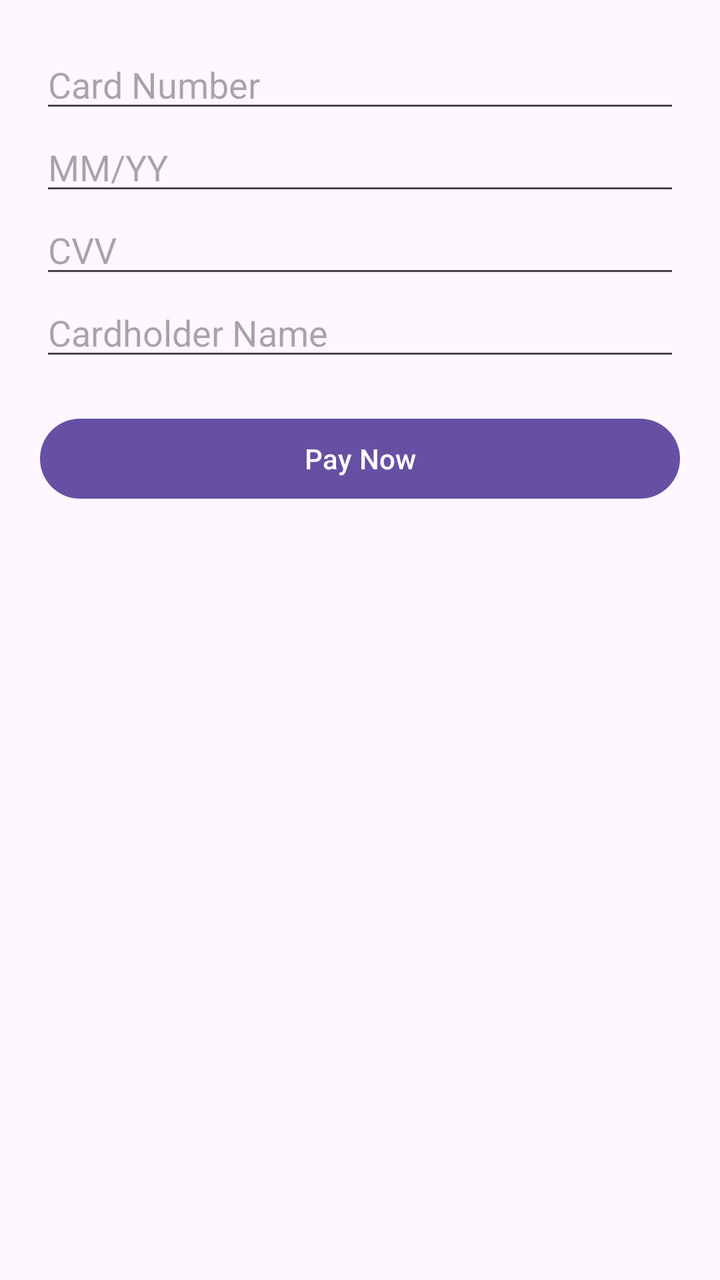
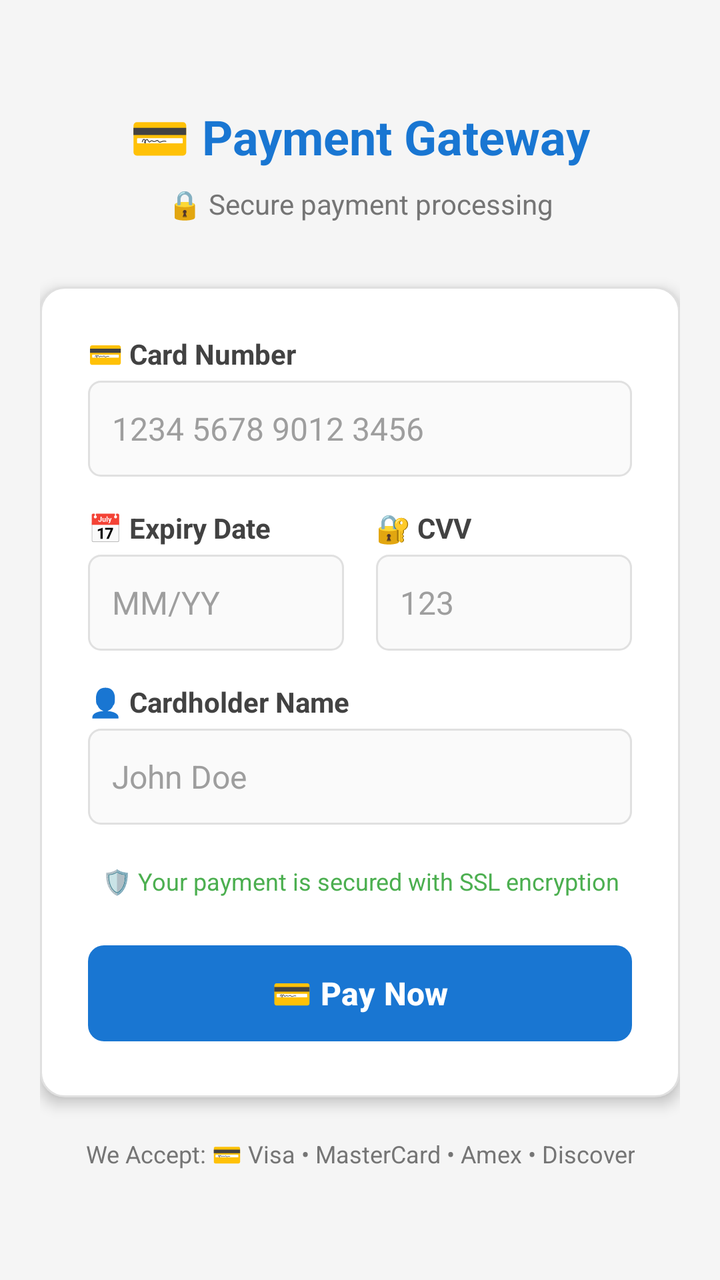

Before-and-after screenshots of an Android layout around one commit, followed by the original layout XML and the change that was made.
<!-- AndroidManifest.xml: application theme Theme.Pizzar11 -->
<!-- res/layout/activity_payment.xml -->
<?xml version="1.0" encoding="utf-8"?>
<androidx.constraintlayout.widget.ConstraintLayout xmlns:android="http://schemas.android.com/apk/res/android"
    android:layout_width="match_parent"
    android:layout_height="match_parent">

    <LinearLayout xmlns:android="http://schemas.android.com/apk/res/android"
        android:layout_width="match_parent"
        android:layout_height="match_parent"
        android:padding="20dp"
        android:orientation="vertical">

        <EditText
            android:id="@+id/et_card_number"
            android:hint="Card Number"
            android:inputType="number"
            android:maxLength="16"
            android:layout_width="match_parent"
            android:layout_height="wrap_content"/>

        <EditText
            android:id="@+id/et_expiry"
            android:hint="MM/YY"
            android:inputType="text"
            android:layout_width="match_parent"
            android:layout_height="wrap_content"/>

        <EditText
            android:id="@+id/et_cvv"
            android:hint="CVV"
            android:inputType="numberPassword"
            android:maxLength="3"
            android:layout_width="match_parent"
            android:layout_height="wrap_content"/>

        <EditText
            android:id="@+id/et_name"
            android:hint="Cardholder Name"
            android:inputType="textPersonName"
            android:layout_width="match_parent"
            android:layout_height="wrap_content"/>

        <Button
            android:id="@+id/btn_pay"
            android:text="Pay Now"
            android:layout_width="match_parent"
            android:layout_height="wrap_content"
            android:layout_marginTop="20dp"/>
    </LinearLayout>


</androidx.constraintlayout.widget.ConstraintLayout>
<!-- resources referenced by this layout -->
<resources>
  <style name="Theme.Pizzar11" parent="Base.Theme.Pizzar11" />
  <style name="Base.Theme.Pizzar11" parent="Theme.Material3.DayNight.NoActionBar">
          
          
      </style>
</resources>

<!-- the commit's change to res/layout/activity_payment.xml (unified diff, before → after) -->
@@ -1,51 +1,222 @@
 <?xml version="1.0" encoding="utf-8"?>
 <androidx.constraintlayout.widget.ConstraintLayout xmlns:android="http://schemas.android.com/apk/res/android"
+    xmlns:app="http://schemas.android.com/apk/res-auto"
+    xmlns:tools="http://schemas.android.com/tools"
     android:layout_width="match_parent"
-    android:layout_height="match_parent">
-
-    <LinearLayout xmlns:android="http://schemas.android.com/apk/res/android"
-        android:layout_width="match_parent"
-        android:layout_height="match_parent"
-        android:padding="20dp"
-        android:orientation="vertical">
+    android:layout_height="match_parent"
+    android:background="#F5F5F5"
+    android:padding="20dp"
+    tools:context=".PaymentActivity">
+
+    
+    <TextView
+        android:id="@+id/tv_title"
+        android:layout_width="wrap_content"
+        android:layout_height="wrap_content"
+        android:layout_marginTop="32dp"
+        android:text="💳 Payment Gateway"
+        android:textColor="#1976D2"
+        android:textSize="24sp"
+        android:textStyle="bold"
+        app:layout_constraintEnd_toEndOf="parent"
+        app:layout_constraintStart_toStartOf="parent"
+        app:layout_constraintTop_toTopOf="parent" />
+
+    <TextView
+        android:id="@+id/tv_subtitle"
+        android:layout_width="wrap_content"
+        android:layout_height="wrap_content"
+        android:layout_marginTop="8dp"
+        android:text="🔒 Secure payment processing"
+        android:textColor="#757575"
+        android:textSize="14sp"
+        app:layout_constraintEnd_toEndOf="parent"
+        app:layout_constraintStart_toStartOf="parent"
+        app:layout_constraintTop_toBottomOf="@id/tv_title" />
+
+    
+    <LinearLayout
+        android:id="@+id/ll_form_container"
+        android:layout_width="0dp"
+        android:layout_height="wrap_content"
+        android:layout_marginTop="32dp"
+        android:background="@drawable/card_background"
+        android:elevation="4dp"
+        android:orientation="vertical"
+        android:padding="24dp"
+        app:layout_constraintEnd_toEndOf="parent"
+        app:layout_constraintStart_toStartOf="parent"
+        app:layout_constraintTop_toBottomOf="@id/tv_subtitle">
+
+        
+        <TextView
+            android:layout_width="wrap_content"
+            android:layout_height="wrap_content"
+            android:layout_marginBottom="4dp"
+            android:text="💳 Card Number"
+            android:textColor="#424242"
+            android:textSize="14sp"
+            android:textStyle="bold" />
 
         <EditText
             android:id="@+id/et_card_number"
-            android:hint="Card Number"
+            android:layout_width="match_parent"
+            android:layout_height="48dp"
+            android:layout_marginBottom="16dp"
+            android:background="@drawable/edit_text_background"
+            android:hint="1234 5678 9012 3456"
             android:inputType="number"
-            android:maxLength="16"
-            android:layout_width="match_parent"
-            android:layout_height="wrap_content"/>
-
-        <EditText
-            android:id="@+id/et_expiry"
-            android:hint="MM/YY"
-            android:inputType="text"
-            android:layout_width="match_parent"
-            android:layout_height="wrap_content"/>
-
-        <EditText
-            android:id="@+id/et_cvv"
-            android:hint="CVV"
-            android:inputType="numberPassword"
-            android:maxLength="3"
-            android:layout_width="match_parent"
-            android:layout_height="wrap_content"/>
+            android:maxLength="19"
+            android:paddingStart="12dp"
+            android:paddingEnd="12dp"
+            android:textColorHint="#9E9E9E"
+            android:textSize="16sp" />
+
+        
+        <LinearLayout
+            android:layout_width="match_parent"
+            android:layout_height="wrap_content"
+            android:layout_marginBottom="16dp"
+            android:orientation="horizontal">
+
+            
+            <LinearLayout
+                android:layout_width="0dp"
+                android:layout_height="wrap_content"
+                android:layout_marginEnd="8dp"
+                android:layout_weight="1"
+                android:orientation="vertical">
+
+                <TextView
+                    android:layout_width="wrap_content"
+                    android:layout_height="wrap_content"
+                    android:layout_marginBottom="4dp"
+                    android:text="📅 Expiry Date"
+                    android:textColor="#424242"
+                    android:textSize="14sp"
+                    android:textStyle="bold" />
+
+                <EditText
+                    android:id="@+id/et_expiry"
+                    android:layout_width="match_parent"
+                    android:layout_height="48dp"
+                    android:background="@drawable/edit_text_background"
+                    android:hint="MM/YY"
+                    android:inputType="number"
+                    android:maxLength="5"
+                    android:paddingStart="12dp"
+                    android:paddingEnd="12dp"
+                    android:textColorHint="#9E9E9E"
+                    android:textSize="16sp" />
+
+            </LinearLayout>
+
+            
+            <LinearLayout
+                android:layout_width="0dp"
+                android:layout_height="wrap_content"
+                android:layout_marginStart="8dp"
+                android:layout_weight="1"
+                android:orientation="vertical">
+
+                <TextView
+                    android:layout_width="wrap_content"
+                    android:layout_height="wrap_content"
+                    android:layout_marginBottom="4dp"
+                    android:text="🔐 CVV"
+                    android:textColor="#424242"
+                    android:textSize="14sp"
+                    android:textStyle="bold" />
+
+                <EditText
+                    android:id="@+id/et_cvv"
+                    android:layout_width="match_parent"
+                    android:layout_height="48dp"
+                    android:background="@drawable/edit_text_background"
+                    android:hint="123"
+                    android:inputType="numberPassword"
+                    android:maxLength="4"
+                    android:paddingStart="12dp"
+                    android:paddingEnd="12dp"
+                    android:textColorHint="#9E9E9E"
+                    android:textSize="16sp" />
+
+            </LinearLayout>
+
+        </LinearLayout>
+
+        
+        <TextView
+            android:layout_width="wrap_content"
+            android:layout_height="wrap_content"
+            android:layout_marginBottom="4dp"
+            android:text="👤 Cardholder Name"
+            android:textColor="#424242"
+            android:textSize="14sp"
+            android:textStyle="bold" />
 
         <EditText
             android:id="@+id/et_name"
-            android:hint="Cardholder Name"
-            android:inputType="textPersonName"
-            android:layout_width="match_parent"
-            android:layout_height="wrap_content"/>
-
-        <Button
+            android:layout_width="match_parent"
+            android:layout_height="48dp"
+            android:layout_marginBottom="20dp"
+            android:background="@drawable/edit_text_background"
+            android:hint="John Doe"
+            android:inputType="textPersonName|textCapWords"
+            android:paddingStart="12dp"
+            android:paddingEnd="12dp"
+            android:textColorHint="#9E9E9E"
+            android:textSize="16sp" />
+
+
+
+        
+        <TextView
+            android:layout_width="match_parent"
+            android:layout_height="wrap_content"
+            android:layout_marginBottom="20dp"
+            android:gravity="center"
+            android:text="🛡️ Your payment is secured with SSL encryption"
+            android:textColor="#4CAF50"
+            android:textSize="12sp" />
+
+        
+        <com.google.android.material.button.MaterialButton
             android:id="@+id/btn_pay"
-            android:text="Pay Now"
-            android:layout_width="match_parent"
-            android:layout_height="wrap_content"
-            android:layout_marginTop="20dp"/>
+            android:layout_width="match_parent"
+            android:layout_height="56dp"
+            android:text="💳 Pay Now"
+            android:textColor="#FFFFFF"
+            android:textSize="16sp"
+            android:textStyle="bold"
+            app:backgroundTint="#1976D2"
+            app:cornerRadius="8dp" />
+
     </LinearLayout>
 
+    
+    <TextView
+        android:id="@+id/tv_accepted_cards"
+        android:layout_width="wrap_content"
+        android:layout_height="wrap_content"
+        android:layout_marginTop="20dp"
+        android:gravity="center"
+        android:text="We Accept: 💳 Visa • MasterCard • Amex • Discover"
+        android:textColor="#757575"
+        android:textSize="12sp"
+        app:layout_constraintEnd_toEndOf="parent"
+        app:layout_constraintStart_toStartOf="parent"
+        app:layout_constraintTop_toBottomOf="@id/ll_form_container" />
+
+    
+    <ProgressBar
+        android:id="@+id/pb_loading"
+        android:layout_width="wrap_content"
+        android:layout_height="wrap_content"
+        android:visibility="gone"
+        app:layout_constraintBottom_toBottomOf="@id/ll_form_container"
+        app:layout_constraintEnd_toEndOf="@id/ll_form_container"
+        app:layout_constraintStart_toStartOf="@id/ll_form_container"
+        app:layout_constraintTop_toTopOf="@id/ll_form_container" />
 
 </androidx.constraintlayout.widget.ConstraintLayout>
<!-- resource entries referenced after the edit -->
@@ -1,5 +1,19 @@
 <!-- resources referenced by this layout -->
 <resources>
+  <!-- drawable card_background (drawable) -->
+  <?xml version="1.0" encoding="utf-8"?>
+  <shape xmlns:android="http://schemas.android.com/apk/res/android">
+      <solid android:color="#FFFFFF" />
+      <corners android:radius="12dp" />
+      <stroke android:width="1dp" android:color="#E0E0E0" />
+  </shape>
+  <!-- drawable edit_text_background (drawable) -->
+  <?xml version="1.0" encoding="utf-8"?>
+  <shape xmlns:android="http://schemas.android.com/apk/res/android">
+      <solid android:color="#FAFAFA" />
+      <corners android:radius="6dp" />
+      <stroke android:width="1dp" android:color="#E0E0E0" />
+  </shape>
   <style name="Theme.Pizzar11" parent="Base.Theme.Pizzar11" />
   <style name="Base.Theme.Pizzar11" parent="Theme.Material3.DayNight.NoActionBar">
           
